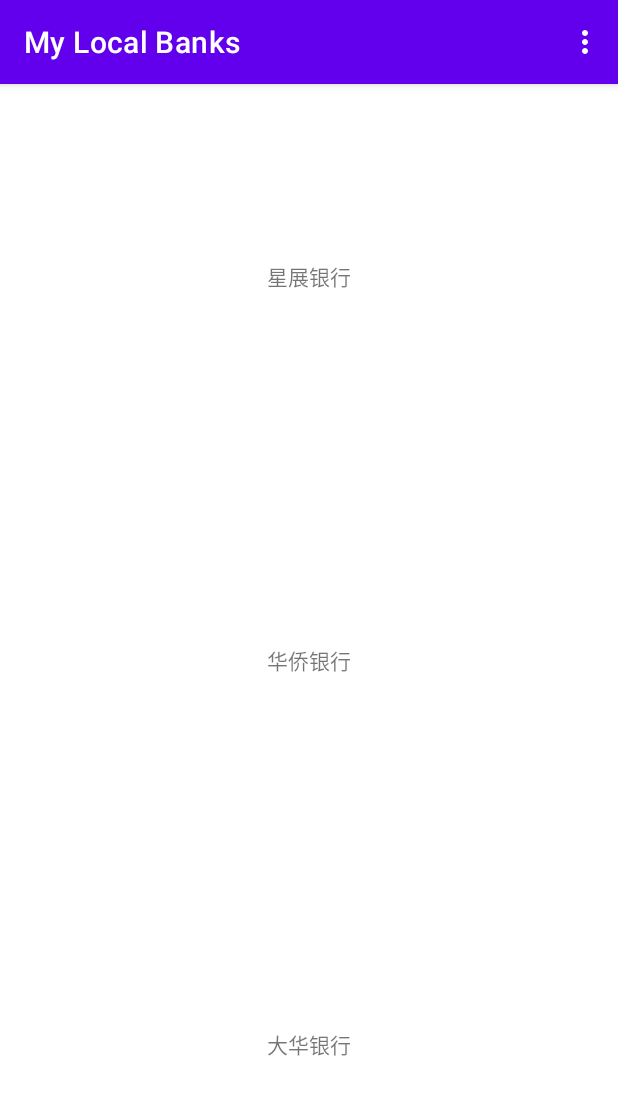
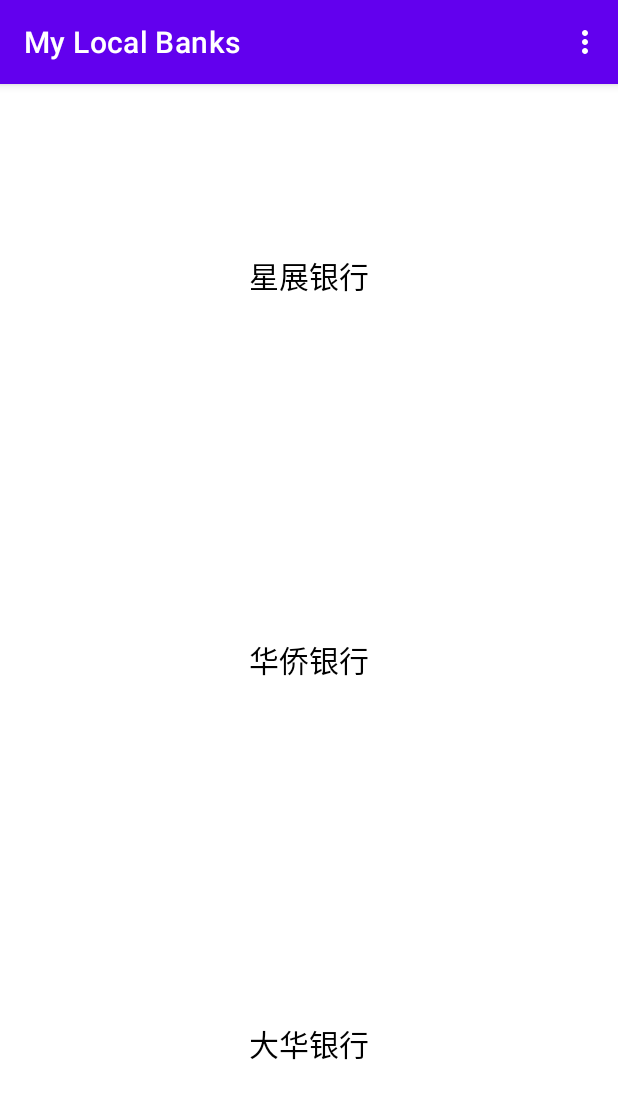
Before and after one commit to Janessang/My_Local_Banks, an Android app: the screen it shows after launch (MainActivity), in the options menu, after a tap on "Chinese", on a phone screen of 412 x 824 dp. Shown: the top 1099 px of the screen. Run offline under Robolectric (Android 15) with nearby library versions, the phone set to English and light mode, and no system bars.

Commit message:
Changes made

```diff
--- a/app/src/main/res/layout/activity_main.xml
+++ b/app/src/main/res/layout/activity_main.xml
@@ -10,24 +10,33 @@
     <TextView
         android:id="@+id/textViewDBS"
         android:layout_width="match_parent"
-        android:layout_height="wrap_content"
+        android:layout_height="0dp"
         android:layout_weight="1"
         android:gravity="center"
-        android:hint="@string/dbs" />
+        android:text="@string/dbs"
+        android:textSize="20dp"
+        android:textColor="@color/black"/>
 
     <TextView
         android:id="@+id/textViewOCBC"
         android:layout_width="match_parent"
-        android:layout_height="wrap_content"
+        android:layout_height="0dp"
         android:layout_weight="1"
         android:gravity="center"
-        android:hint="@string/ocbc" />
+        android:text="@string/ocbc"
+        android:textAlignment="center"
+        android:textSize="20dp"
+        android:textColor="@color/black"/>
 
     <TextView
         android:id="@+id/textViewUOB"
         android:layout_width="match_parent"
-        android:layout_height="wrap_content"
+        android:layout_height="0dp"
         android:layout_weight="1"
         android:gravity="center"
-        android:hint="@string/uob" />
+        android:text="@string/uob"
+        android:textAlignment="center"
+        android:textSize="20dp"
+        android:textColor="@color/black"/>
+
 </LinearLayout>
--- a/app/src/main/res/menu/menu_sub.xml
+++ b/app/src/main/res/menu/menu_sub.xml
@@ -8,4 +8,9 @@
         android:id="@+id/callSelection"
         android:orderInCategory="103"
         android:title="Contact the bank" />
+
+    <item
+        android:id="@+id/toggle"
+        android:orderInCategory="104"
+        android:title="Toggle Favourite" />
 </menu>
--- a/app/src/main/res/values/strings.xml
+++ b/app/src/main/res/values/strings.xml
@@ -3,6 +3,12 @@
     <string name = "dbs">DBS</string>
     <string name = "ocbc">OCBC</string>
     <string name = "uob">UOB</string>
+    <string name = "dbsChi">星展银行</string>
+    <string name = "ocbcChi">华侨银行</string>
+    <string name = "uobChi">大华银行</string>
+    <string name = "dbsUrl">https://www.dbs.com.sg</string>
+    <string name = "ocbcUrl">https://www.ocbc.com</string>
+    <string name = "uobUrl">https://www.uob.com.sg</string>
     <string name = "dbsNum">18001111111</string>
     <string name = "ocbcNum">18003633333</string>
     <string name = "uobNum">18002222121</string>
```
Also changed, not shown: app/src/main/java/sg/edu/rp/c346/id20025312/mylocalbanks/MainActivity.java (+47 -19 lines).
